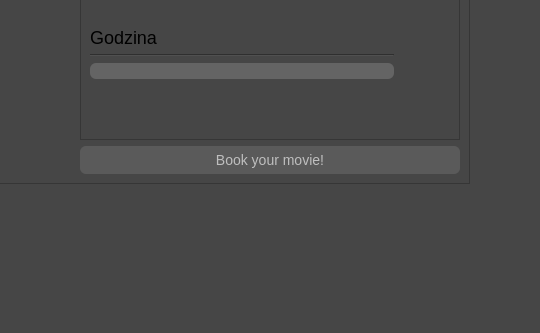
This is movie.ui in Gluzix/DataBase_Project as Qt 5 draws it before an edit; both pictures show x 247 to 787 and y 247 to 580 of the 904 by 580 pixel window. The edited form follows.
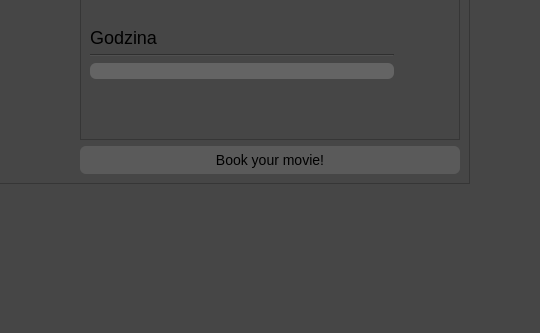
This is the edited form. Icons and pictures are not drawn.

```diff
--- a/movie.ui
+++ b/movie.ui
@@ -205,7 +205,7 @@
       <item row="3" column="1">
        <widget class="QPushButton" name="pushButton">
         <property name="enabled">
-         <bool>false</bool>
+         <bool>true</bool>
         </property>
         <property name="cursor">
          <cursorShape>PointingHandCursor</cursorShape>
```
Left out of the diff: 4 changed lines with no effect on the pictures.
